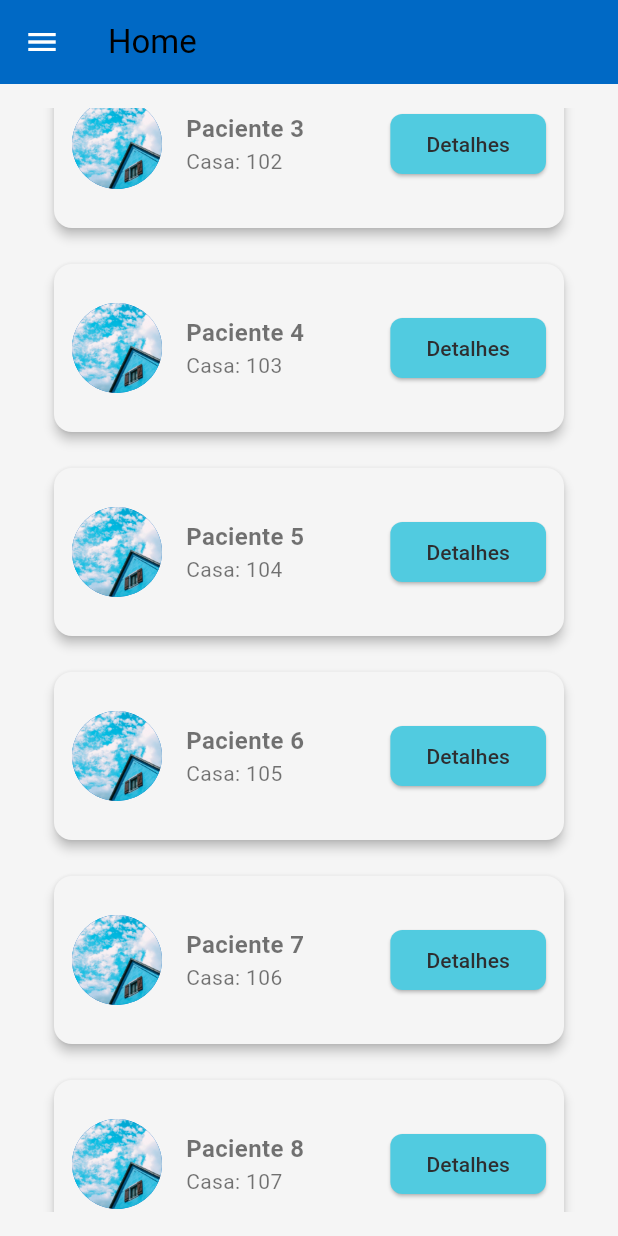
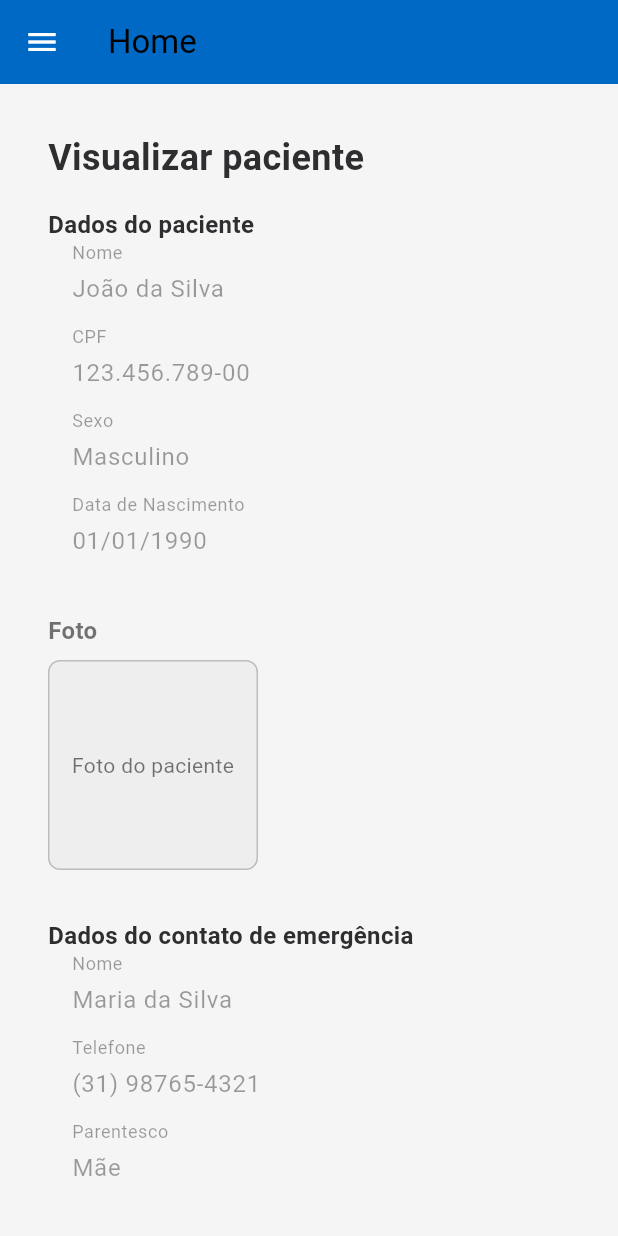
Before and after one commit to alanfranciscos/SAGE, a Flutter app: the screen it shows after launch, scrolled down 576 dp, after a tap on "Detalhes", on a phone screen of 412 x 824 dp. Run offline on Flutter 3.47's test engine with Material 3 defaults, Android fonts, the light colour scheme and no system bars; our stand-ins replace go_router.

Commit message:
feat: create patient view page

```diff
--- a/frontend/frontend/lib/app/routes/app_router.dart
+++ b/frontend/frontend/lib/app/routes/app_router.dart
@@ -1,10 +1,12 @@
 import 'package:flutter/material.dart';
 import 'package:frontend/modules/home/home_content/home_content.dart';
+import 'package:frontend/modules/home/patient/details/patient_details_page.dart';
 import 'package:frontend/modules/home/patient/register/patient_register_page.dart';
 import 'package:go_router/go_router.dart';
 import '../../modules/home/home_page.dart';
 import '../../modules/home/settings/settings_page.dart';
 import '../../modules/login/pages/login_page.dart';
+
 
 final router = GoRouter(
   initialLocation: '/home',
@@ -32,8 +34,13 @@ final router = GoRouter(
           path:'/patient-register',
           builder: (context, state) => const PatientRegister(),
         ),
+        GoRoute(
+          path:'/patient-details',
+          builder: (context, state) => const PatientDetails(),
+        ),
       ],
     ),
+
 
     GoRoute(path: '/login', builder: (context, state) => const LoginPage()),
   ],
--- /dev/null
+++ b/frontend/frontend/lib/modules/home/patient/details/patient_details_page.dart
@@ -0,0 +1,256 @@
+import 'package:flutter/material.dart';
+import 'package:frontend/shared/themes/app_theme.dart';
+import 'package:go_router/go_router.dart';
+
+
+class PatientDetails extends StatelessWidget {
+  const PatientDetails({super.key});
+
+
+  @override
+  Widget build(BuildContext context) {
+    return SafeArea(
+      child: LayoutBuilder(
+        builder: (context, constraints) {
+          final bool isMobile = constraints.maxWidth < 800;
+
+
+          return SingleChildScrollView(
+            padding: const EdgeInsets.all(16),
+            child: Column(
+              crossAxisAlignment: CrossAxisAlignment.start,
+              children: [
+                const Text(
+                  'Visualizar paciente',
+                  style: TextStyle(
+                    fontSize: 24,
+                    fontWeight: FontWeight.bold,
+                    color: AppTheme.textDarkColor,
+                  ),
+                ),
+                const SizedBox(height: 16),
+                if (isMobile) ..._buildMobilePatientInfo(),
+                if (!isMobile)
+                  Row(
+                    crossAxisAlignment: CrossAxisAlignment.start,
+                    children: [
+                      SizedBox(
+                        width: constraints.maxWidth * 0.5,
+                        child: Column(
+                          crossAxisAlignment: CrossAxisAlignment.start,
+                          children: [
+                            const Text(
+                              'Dados do paciente',
+                              style: TextStyle(
+                                fontWeight: FontWeight.bold,
+                                fontSize: 16,
+                                color: AppTheme.textDarkColor,
+                              ),
+                            ),
+                            const SizedBox(height: 8),
+                            _buildReadOnlyField('Nome', 'João da Silva'),
+                            _buildReadOnlyField('CPF', '123.456.789-00'),
+                            _buildReadOnlyField('Sexo', 'Masculino'),
+                            _buildReadOnlyField('Data de Nascimento', '01/01/1990'),
+                          ],
+                        ),
+                      ),
+                      const SizedBox(width: 16),
+                      Column(
+                        children: [
+                          const Text(
+                            'Foto',
+                            style: TextStyle(
+                              fontWeight: FontWeight.bold,
+                              fontSize: 16,
+                              color: AppTheme.textDarkColor,
+                            ),
+                          ),
+                          const SizedBox(height: 8),
+                          _buildPhotoContainer(),
+                        ],
+                      ),
+                    ],
+                  ),
+                const SizedBox(height: 16),
+
+
+                if (isMobile)
+                  ..._buildMobileEmergencyContactAndResidenceInfo(constraints),
+                if (!isMobile)
+                  Row(
+                    crossAxisAlignment: CrossAxisAlignment.start,
+                    children: [
+                      SizedBox(
+                        width: constraints.maxWidth * 0.5,
+                        child: Column(
+                          crossAxisAlignment: CrossAxisAlignment.start,
+                          children: [
+                            const Text(
+                              'Dados do contato de emergência',
+                              style: TextStyle(
+                                fontWeight: FontWeight.bold,
+                                fontSize: 16,
+                                color: AppTheme.textDarkColor,
+                              ),
+                            ),
+                            const SizedBox(height: 8),
+                            _buildReadOnlyField('Nome', 'Maria da Silva'),
+                            _buildReadOnlyField('Telefone', '(31) 98765-4321'),
+                            _buildReadOnlyField('Parentesco', 'Mãe'),
+                          ],
+                        ),
+                      ),
+                      const SizedBox(width: 16),
+                      SizedBox(
+                        width: constraints.maxWidth * 0.45,
+                        child: Column(
+                          crossAxisAlignment: CrossAxisAlignment.start,
+                          children: [
+                            const Text(
+                              'Dados da residência',
+                              style: TextStyle(
+                                fontWeight: FontWeight.bold,
+                                fontSize: 16,
+                                color: AppTheme.textDarkColor,
+                              ),
+                            ),
+                            const SizedBox(height: 8),
+                            _buildReadOnlyField('Número do controle', '12345'),
+                            _buildReadOnlyField('Número da casa', '25A'),
+                          ],
+                        ),
+                      ),
+                    ],
+                  ),
+                const SizedBox(height: 16),
+
+
+                Row(
+                  mainAxisAlignment: MainAxisAlignment.end,
+                  children: [
+                    TextButton(
+                      onPressed: () {
+                        context.go('/home');
+                      },
+                      style: TextButton.styleFrom(
+                        foregroundColor: AppTheme.textDarkColor,
+                        textStyle: TextStyle(fontWeight: FontWeight.bold),
+                      ),
+                      child: const Text('Voltar'),
+                    ),
+                    const SizedBox(width: 16),
+                    ElevatedButton(
+                      onPressed: () {
+                        context.go('/patient-edit'); // Redireciona para a tela de edição
+                      },
+                      style: ElevatedButton.styleFrom(
+                        backgroundColor: AppTheme.tertiaryColor,
+                        foregroundColor: AppTheme.textDarkColor,
+                      ),
+                      child: const Text('Editar'),
+                    ),
+                  ],
+                ),
+              ],
+            ),
+          );
+        },
+      ),
+    );
+  }
+
+
+  Widget _buildReadOnlyField(String label, String value) {
+    return Padding(
+      padding: const EdgeInsets.only(bottom: 8),
+      child: TextField(
+        controller: TextEditingController(text: value),
+        decoration: InputDecoration(
+          labelText: label,
+          filled: true,
+          fillColor: Colors.grey[100],
+          border: OutlineInputBorder(
+            borderRadius: BorderRadius.circular(8),
+            borderSide: BorderSide.none,
+          ),
+          contentPadding: const EdgeInsets.symmetric(
+            horizontal: 12,
+            vertical: 8,
+          ),
+        ),
+        enabled: false, // Desabilita a edição
+      ),
+    );
+  }
+
+
+  Widget _buildPhotoContainer() {
+    return Container(
+      height: 140,
+      width: 140,
+      decoration: BoxDecoration(
+        color: Colors.grey[200],
+        borderRadius: BorderRadius.circular(8),
+        border: Border.all(color: Colors.grey.shade400),
+      ),
+      child: const Center(child: Text('Foto do paciente')),
+    );
+  }
+
+
+  List<Widget> _buildMobilePatientInfo() {
+    return [
+      const Text(
+        'Dados do paciente',
+        style: TextStyle(
+          fontWeight: FontWeight.bold,
+          fontSize: 16,
+          color: AppTheme.textDarkColor,
+        ),
+      ),
+      const SizedBox(height: 8),
+      _buildReadOnlyField('Nome', 'João da Silva'),
+      _buildReadOnlyField('CPF', '123.456.789-00'),
+      _buildReadOnlyField('Sexo', 'Masculino'),
+      _buildReadOnlyField('Data de Nascimento', '01/01/1990'),
+      const SizedBox(height: 16),
+      const Text(
+        'Foto',
+        style: TextStyle(fontWeight: FontWeight.bold, fontSize: 16),
+      ),
+      const SizedBox(height: 8),
+      _buildPhotoContainer(),
+      const SizedBox(height: 16),
+    ];
+  }
+
+
+  List<Widget> _buildMobileEmergencyContactAndResidenceInfo(
+    BoxConstraints constraints,
+  ) {
+    return [
+      const Text(
+        'Dados do contato de emergência',
+        style: TextStyle(
+          fontWeight: FontWeight.bold,
+          fontSize: 16,
+          color: AppTheme.textDarkColor,
+        ),
+      ),
+      const SizedBox(height: 8),
+      _buildReadOnlyField('Nome', 'Maria da Silva'),
+      _buildReadOnlyField('Telefone', '(31) 98765-4321'),
+      _buildReadOnlyField('Parentesco', 'Mãe'),
+      const SizedBox(height: 16),
+      const Text(
+        'Dados da residência',
+        style: TextStyle(fontWeight: FontWeight.bold, fontSize: 16),
+      ),
+      const SizedBox(height: 8),
+      _buildReadOnlyField('Número do controle', '12345'),
+      _buildReadOnlyField('Número da casa', '25A'),
+      const SizedBox(height: 16),
+    ];
+  }
+}
--- a/frontend/frontend/lib/modules/home/widgets/patient_card.dart
+++ b/frontend/frontend/lib/modules/home/widgets/patient_card.dart
@@ -1,10 +1,13 @@
 import 'package:flutter/material.dart';
 import 'package:frontend/shared/themes/app_theme.dart';
+import 'package:go_router/go_router.dart';
+
 
 class UserCard extends StatelessWidget {
   final String imagePath;
   final String name;
   final String number;
+
 
   const UserCard({
     super.key,
@@ -12,6 +15,7 @@ class UserCard extends StatelessWidget {
     required this.name,
     required this.number,
   });
+
 
   @override
   Widget build(BuildContext context) {
@@ -24,6 +28,7 @@ class UserCard extends StatelessWidget {
           children: [
             CircleAvatar(backgroundImage: AssetImage(imagePath), radius: 30),
             const SizedBox(width: 16),
+
 
             Expanded(
               child: Column(
@@ -42,8 +47,11 @@ class UserCard extends StatelessWidget {
               ),
             ),
 
+
             ElevatedButton(
-              onPressed: () {},
+              onPressed: () {
+                context.go('/patient-details');
+              },
               style: ElevatedButton.styleFrom(
                 shape: RoundedRectangleBorder(
                   borderRadius: BorderRadius.circular(8),
```
